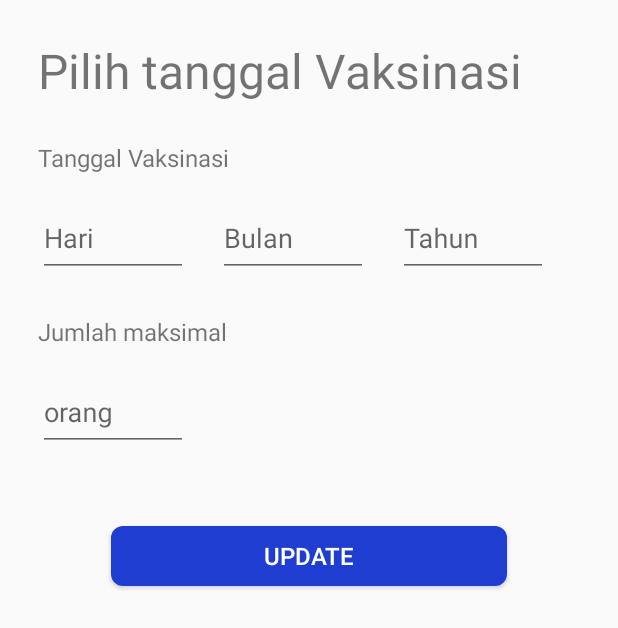
After one commit to B21-CAP0375/Javas, an Android app: the HospitalVaksinasiFragment screen opened through its navigation route, on a phone screen of 412 x 824 dp. The commit adds this screen. Shown: the top 628 px of the screen. Run offline under Robolectric (Android 15) with nearby library versions, the phone set to English and light mode, and no system bars; our stand-ins replace Firebase (no records; nobody signed in at launch, a user with empty details on screens opened directly); 1 statement that could not run was skipped.

Commit message:
Add Admin Features to input Vaccine Date

```diff
--- a/app/src/main/java/com/example/javas/data/UserRepository.kt
+++ b/app/src/main/java/com/example/javas/data/UserRepository.kt
@@ -2,6 +2,7 @@ package com.example.javas.data
 
 import com.google.firebase.auth.FirebaseAuth
 import com.google.firebase.firestore.FirebaseFirestore
+import java.util.*
 
 class UserRepository (
     private val firebaseAuth: FirebaseAuth,
@@ -42,6 +43,10 @@ class UserRepository (
     fun updatePhone(email: String , phone:String) = firestore.collection("users").document(email).update("phone", phone)
     fun updateAlamat(email: String , alamat:String) = firestore.collection("users").document(email).update("alamat", alamat)
 
+
+    //admin vaksinasi time
+    fun setHospital(hospital:String, date:String) = firestore.collection(hospital).document(date)
+
     fun currentUser() = firebaseAuth.currentUser
 
     fun logout() = firebaseAuth.signOut()
--- /dev/null
+++ b/app/src/main/java/com/example/javas/ui/hospitalvaksinasi/HospitalVaksinasiFragment.kt
@@ -0,0 +1,78 @@
+package com.example.javas.ui.hospitalvaksinasi
+
+import android.os.Bundle
+import androidx.fragment.app.Fragment
+import android.view.LayoutInflater
+import android.view.View
+import android.view.ViewGroup
+import android.widget.Toast
+import androidx.lifecycle.ViewModelProvider
+import com.example.javas.databinding.FragmentAdminPageBinding
+import com.example.javas.databinding.FragmentHospitalVaksinasiBinding
+import com.example.javas.ui.adminpage.AdminPageViewModel
+import com.example.javas.utils.ViewModelFactory
+import java.text.SimpleDateFormat
+import java.util.*
+
+
+class HospitalVaksinasiFragment : Fragment() {
+
+
+    private lateinit var  _binding: FragmentHospitalVaksinasiBinding
+    private val binding get() = _binding
+    private lateinit var  viewModel: HospitalVaksinasiViewModel
+
+    override fun onCreateView(
+        inflater: LayoutInflater, container: ViewGroup?,
+        savedInstanceState: Bundle?
+    ): View {
+        // Inflate the layout for this fragment
+        _binding = FragmentHospitalVaksinasiBinding.inflate(inflater, container, false)
+        val view = binding.root
+        return view
+    }
+
+
+    override fun onViewCreated(view: View, savedInstanceState: Bundle?) {
+        val factory = ViewModelFactory.getInstance(requireActivity())
+        viewModel = ViewModelProvider(this, factory)[HospitalVaksinasiViewModel::class.java]
+
+        binding.btnUpdateVaccinateDatePage.setOnClickListener {
+            val dobDay = binding.dobEdtxtDay.text.toString()
+            val dobMonth = binding.dobEdtxtMonth.text.toString()
+            val dobYear = binding.dobEdtxtYear.text.toString()
+            val date="$dobYear-$dobMonth-$dobDay"
+            val maxPerson = binding.personEdtxtMax.text.toString()
+
+
+
+            val hospitalName = HospitalVaksinasiFragmentArgs.fromBundle(arguments as Bundle).hospital
+            if (validate()){
+                val hospital = hashMapOf(
+                    "date" to date,
+                    "maxPerson" to maxPerson
+                )
+                Toast.makeText(context, "Data berhasil masuk", Toast.LENGTH_SHORT).show()
+                viewModel.setHospital(hospitalName,date).set(hospital)
+            }
+        }
+    }
+
+    private fun validate():Boolean{
+        var  valid = true
+        val dobDayCheck = binding.dobEdtxtDay.text
+        val dobMonthCheck = binding.dobEdtxtMonth.text
+        val dobYearCheck = binding.dobEdtxtYear.text
+        val dateInput="$dobDayCheck-$dobMonthCheck-$dobYearCheck"
+        val date = SimpleDateFormat("dd-MM-yyyy", Locale.US).parse(dateInput)
+        val currentDate = Calendar.getInstance().time
+        if (dobDayCheck.isEmpty()||dobMonthCheck.isEmpty()||dobYearCheck.isEmpty()
+            ||date<=currentDate){
+            valid=false
+        }
+        return valid
+
+    }
+
+
+}
--- /dev/null
+++ b/app/src/main/java/com/example/javas/ui/hospitalvaksinasi/HospitalVaksinasiViewModel.kt
@@ -0,0 +1,10 @@
+package com.example.javas.ui.hospitalvaksinasi
+
+import androidx.lifecycle.ViewModel
+import com.example.javas.data.UserRepository
+
+class HospitalVaksinasiViewModel (
+    private val repository: UserRepository
+) : ViewModel() {
+    fun setHospital(hospital:String,date:String)= repository.setHospital(hospital, date)
+}
--- a/app/src/main/java/com/example/javas/utils/ViewModelFactory.kt
+++ b/app/src/main/java/com/example/javas/utils/ViewModelFactory.kt
@@ -6,6 +6,7 @@ import androidx.lifecycle.ViewModelProvider
 import com.example.javas.data.UserRepository
 import com.example.javas.ui.adminpage.AdminPageViewModel
 import com.example.javas.ui.datepage.DatePageViewModel
+import com.example.javas.ui.hospitalvaksinasi.HospitalVaksinasiViewModel
 import com.example.javas.ui.login.LoginViewModel
 import com.example.javas.ui.register.RegisterViewModel
 import com.example.javas.ui.userprofile.UserProfileViewModel
@@ -47,6 +48,9 @@ class ViewModelFactory private constructor(private val tourismRepository: UserRe
             modelClass.isAssignableFrom(AdminPageViewModel::class.java) -> {
                 AdminPageViewModel(tourismRepository) as T
             }
+            modelClass.isAssignableFrom(HospitalVaksinasiViewModel::class.java) -> {
+                HospitalVaksinasiViewModel(tourismRepository) as T
+            }
             else -> throw Throwable("Unknown ViewModel class: " + modelClass.name)
         }
 }
--- /dev/null
+++ b/app/src/main/res/layout/fragment_hospital_vaksinasi.xml
@@ -0,0 +1,126 @@
+<?xml version="1.0" encoding="utf-8"?>
+<androidx.constraintlayout.widget.ConstraintLayout xmlns:android="http://schemas.android.com/apk/res/android"
+    xmlns:tools="http://schemas.android.com/tools"
+    android:layout_width="match_parent"
+    android:layout_height="match_parent"
+    xmlns:app="http://schemas.android.com/apk/res-auto"
+    tools:context=".ui.hospitalvaksinasi.HospitalVaksinasiFragment"
+    android:padding="25dp">
+
+    <TextView
+        android:id="@+id/home_page_title"
+        android:layout_width="match_parent"
+        android:layout_height="wrap_content"
+        android:text="@string/vaccinate_title"
+        android:textSize="32sp"
+        app:layout_constraintEnd_toEndOf="parent"
+        app:layout_constraintStart_toStartOf="parent"
+        app:layout_constraintTop_toTopOf="parent" />
+
+
+    <androidx.appcompat.widget.AppCompatTextView
+        android:id="@+id/dob_title"
+        android:layout_width="match_parent"
+        android:layout_height="wrap_content"
+        android:layout_marginTop="25dp"
+        app:layout_constraintTop_toBottomOf="@id/home_page_title"
+        app:layout_constraintStart_toStartOf="parent"
+        app:layout_constraintEnd_toEndOf="parent"
+        android:text="@string/vaccinate_date_title"
+        android:textSize="16sp"/>
+
+    <com.google.android.material.textfield.TextInputLayout
+        android:id="@+id/layout_dob_edtxt_day"
+        android:layout_width="100dp"
+        android:layout_height="wrap_content"
+        android:layout_marginTop="8dp"
+        app:layout_constraintStart_toStartOf="parent"
+        app:layout_constraintTop_toBottomOf="@id/dob_title">
+
+        <EditText
+            android:id="@+id/dob_edtxt_day"
+            android:layout_width="match_parent"
+            android:layout_height="50dp"
+            android:hint="@string/register_dob_input_day"
+            android:inputType="date" />
+    </com.google.android.material.textfield.TextInputLayout>
+
+    <com.google.android.material.textfield.TextInputLayout
+        android:id="@+id/layout_dob_edtxt_month"
+        android:layout_width="100dp"
+        android:layout_height="wrap_content"
+        android:layout_marginStart="20dp"
+        android:layout_marginTop="8dp"
+        app:layout_constraintStart_toEndOf="@id/layout_dob_edtxt_day"
+        app:layout_constraintTop_toBottomOf="@id/dob_title">
+
+        <EditText
+            android:id="@+id/dob_edtxt_month"
+            android:layout_width="match_parent"
+            android:layout_height="50dp"
+            android:hint="@string/register_dob_input_month"
+            android:inputType="date" />
+    </com.google.android.material.textfield.TextInputLayout>
+
+    <com.google.android.material.textfield.TextInputLayout
+        android:id="@+id/layout_dob_edtxt_year"
+        android:layout_width="100dp"
+        android:layout_height="wrap_content"
+        android:layout_marginTop="8dp"
+        android:layout_marginStart="20dp"
+        app:layout_constraintStart_toEndOf="@id/layout_dob_edtxt_month"
+        app:layout_constraintTop_toBottomOf="@id/dob_title">
+
+        <EditText
+            android:id="@+id/dob_edtxt_year"
+            android:layout_width="match_parent"
+            android:layout_height="50dp"
+            android:hint="@string/register_dob_input_year"
+            android:inputType="date" />
+    </com.google.android.material.textfield.TextInputLayout>
+
+
+    <androidx.appcompat.widget.AppCompatTextView
+        android:id="@+id/person_title"
+        android:layout_width="match_parent"
+        android:layout_height="wrap_content"
+        android:layout_marginTop="25dp"
+        app:layout_constraintTop_toBottomOf="@id/layout_dob_edtxt_month"
+        app:layout_constraintStart_toStartOf="parent"
+        app:layout_constraintEnd_toEndOf="parent"
+        android:text="@string/vaccinate_person_title"
+        android:textSize="16sp"/>
+
+    <com.google.android.material.textfield.TextInputLayout
+        android:id="@+id/layout_person_edtxt_max"
+        android:layout_width="100dp"
+        android:layout_height="wrap_content"
+        android:layout_marginTop="8dp"
+        app:layout_constraintStart_toStartOf="parent"
+        app:layout_constraintTop_toBottomOf="@id/person_title">
+
+        <EditText
+            android:id="@+id/person_edtxt_max"
+            android:layout_width="match_parent"
+            android:layout_height="50dp"
+            android:hint="@string/vaccinate_person_input"
+            android:inputType="number" />
+    </com.google.android.material.textfield.TextInputLayout>
+
+
+    <androidx.appcompat.widget.AppCompatButton
+        android:id="@+id/btn_update_vaccinate_date_page"
+        android:layout_width="264dp"
+        android:layout_height="40dp"
+        android:layout_marginTop="50dp"
+        android:background="@drawable/background_button_blue_primary"
+        android:text="@string/vaccinate_person_btn"
+        android:textColor="@color/white"
+        android:textSize="16sp"
+        app:layout_constraintEnd_toEndOf="parent"
+        app:layout_constraintStart_toStartOf="parent"
+        app:layout_constraintTop_toBottomOf="@id/layout_person_edtxt_max" />
+
+
+
+</androidx.constraintlayout.widget.ConstraintLayout>
--- a/app/src/main/res/navigation/main_navigation.xml
+++ b/app/src/main/res/navigation/main_navigation.xml
@@ -533,7 +533,7 @@
     </fragment>
     <fragment
         android:id="@+id/adminDashboard"
-        android:name="com.example.javas.AdminDashboard"
+        android:name="com.example.javas.ui.admindashboard.AdminDashboard"
         android:label="fragment_admin_dashboard"
         tools:layout="@layout/fragment_admin_dashboard" >
         <argument
@@ -544,5 +544,18 @@
             android:name="hospital"
             app:argType="string"
             android:defaultValue="hospitalcontoh" />
+        <action
+            android:id="@+id/action_adminDashboard_to_hospitalVaksinasiFragment"
+            app:destination="@id/hospitalVaksinasiFragment" />
+    </fragment>
+    <fragment
+        android:id="@+id/hospitalVaksinasiFragment"
+        android:name="com.example.javas.ui.hospitalvaksinasi.HospitalVaksinasiFragment"
+        android:label="fragment_hospital_vaksinasi"
+        tools:layout="@layout/fragment_hospital_vaksinasi" >
+        <argument
+            android:name="hospital"
+            app:argType="string"
+            android:defaultValue="hospital" />
     </fragment>
 </navigation>
--- a/app/src/main/res/values/strings.xml
+++ b/app/src/main/res/values/strings.xml
@@ -54,6 +54,8 @@
     <string name="register_register_btn_txt">Registrasi</string>
     <string name="home_page_vaksinasi_btn_txt">Mendaftar Vaksinasi</string>
     <string name="home_page_jadwal_btn_txt">Melihat Jadwal Vaksinasi</string>
+    <string name="admin_page_vaksinasi_btn_txt">Membuka Daftar Vaksinasi</string>
+    <string name="admin_page_jadwal_btn_txt">Melihat Daftar Vaksinasi</string>
     <string name="home_page_profile_btn_txt">Profil Pengguna</string>
     <string name="user_profile_change_btn_txt">Ganti</string>
     <string name="user_profile_signout_btn_txt">Keluar Dari Akun</string>
@@ -98,4 +100,17 @@
     <!--positive covid-19 page-->
     <string name="positive_covid_text">Anda memiliki indikasi covid-19 silakan periksa ke fasilitas kesehatan terdekat</string>
 
+
+    <!--dashboard admin-->
+    <string name="dashboard_page_title">Rumah Sakit</string>
+    <string name="dashboard_page_name">Hospital</string>
+
+
+    <!--hospital vaksinasi-->
+    <string name="vaccinate_title">Pilih tanggal Vaksinasi </string>
+    <string name="vaccinate_date_title">Tanggal Vaksinasi </string>
+    <string name="vaccinate_person_title">Jumlah maksimal</string>
+    <string name="vaccinate_person_input">orang</string>
+    <string name="vaccinate_person_btn">Update</string>
+
 </resources>
```
Also changed, not shown: app/src/main/java/com/example/javas/AdminDashboard.kt (deleted, +0 -59 lines), app/src/main/java/com/example/javas/ui/admindashboard/AdminDashboard.kt (added, +62 -0 lines), app/src/main/java/com/example/javas/ui/adminpage/AdminPageFragment.kt (+5 -2 lines), app/src/main/res/layout/fragment_admin_dashboard.xml (+49 -6 lines).
